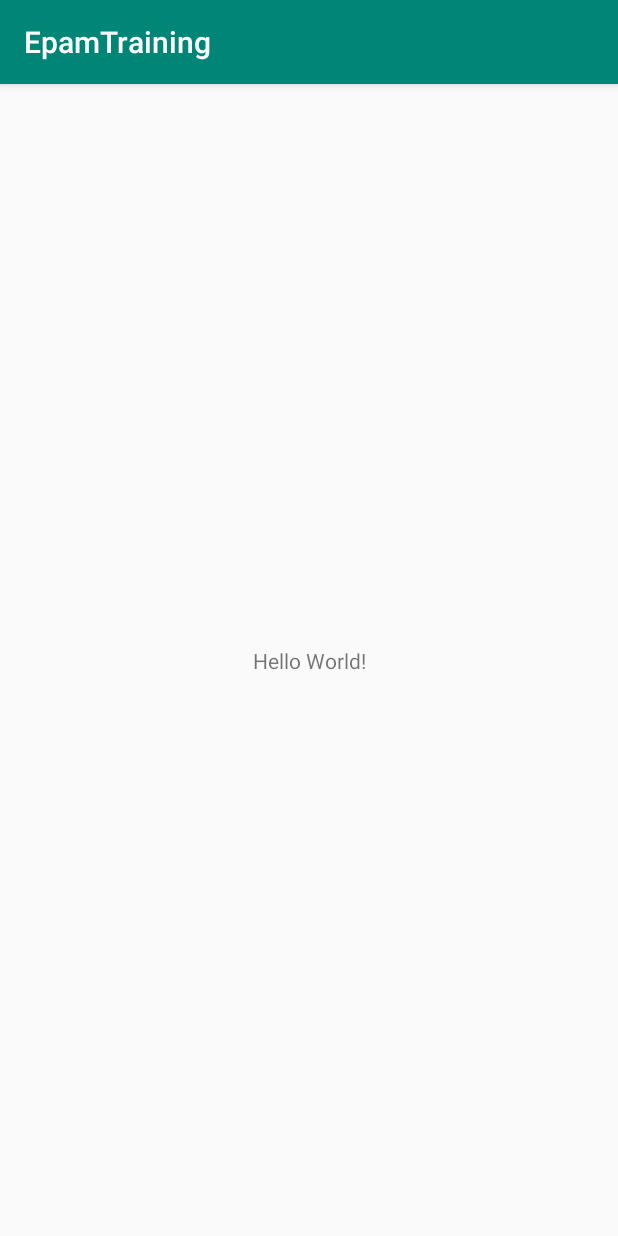
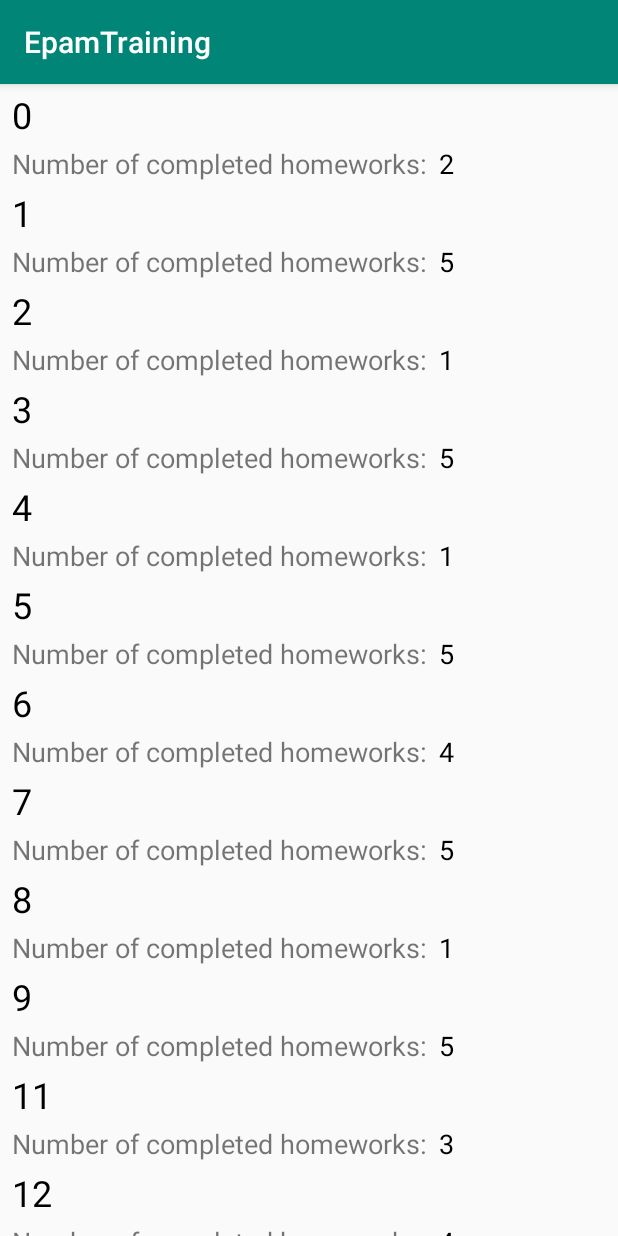
Before and after one commit to MaximSemashko/EpamTraining, an Android app: the screen it shows after launch (MainActivity before the commit, StudentsActivity after it), on a phone screen of 412 x 824 dp. Run offline under Robolectric (Android 15) with nearby library versions, the phone set to English and light mode, and no system bars.

Commit message:
repeated Artem's lesson(added recycler view, compound view etc)

```diff
--- a/app/build.gradle
+++ b/app/build.gradle
@@ -25,4 +25,5 @@ dependencies {
     testImplementation 'junit:junit:4.12'
     androidTestImplementation 'com.android.support.test:runner:1.0.2'
     androidTestImplementation 'com.android.support.test.espresso:espresso-core:3.0.2'
+    implementation 'com.android.support:recyclerview-v7:28.0.0'
 }
--- a/app/src/main/AndroidManifest.xml
+++ b/app/src/main/AndroidManifest.xml
@@ -9,13 +9,15 @@
         android:roundIcon="@mipmap/ic_launcher_round"
         android:supportsRtl="true"
         android:theme="@style/AppTheme">
-        <activity android:name=".MainActivity">
+        <activity android:name=".StudentsActivity">
             <intent-filter>
                 <action android:name="android.intent.action.MAIN" />
 
                 <category android:name="android.intent.category.LAUNCHER" />
             </intent-filter>
         </activity>
+        <activity android:name=".MainActivity">
+        </activity>
     </application>
 
 </manifest>
--- /dev/null
+++ b/app/src/main/java/com/example/epamtraining/StudentItemView.java
@@ -0,0 +1,75 @@
+package com.example.epamtraining;
+
+import android.content.Context;
+import android.content.res.Resources;
+import android.content.res.TypedArray;
+import android.support.annotation.NonNull;
+import android.support.annotation.UiThread;
+import android.util.AttributeSet;
+import android.widget.TextView;
+
+import com.example.epamtraining.base.CompoundRelativeLayout;
+import com.example.epamtraining.entities.Student;
+
+public class StudentItemView extends CompoundRelativeLayout {
+
+    private TextView nameView;
+    private TextView homeworkView;
+
+    private String attributeName;
+    private String attributeHomework;
+
+    public StudentItemView(Context context) {
+        super(context);
+    }
+
+    public StudentItemView(Context context, AttributeSet attrs) {
+        super(context, attrs);
+
+        parseAttributes(context,attrs);
+    }
+
+    private void parseAttributes(Context context, AttributeSet attrs) {
+        final Resources.Theme theme = context.getTheme();
+        final TypedArray styledAttributes = theme.obtainStyledAttributes(attrs, R.styleable.StudentItemView, 0, 0);
+
+        try {
+            attributeName = styledAttributes.getString(R.styleable.StudentItemView_name);
+            attributeHomework = styledAttributes.getString(R.styleable.StudentItemView_homework_counter);
+
+            nameView.setText(attributeName);
+            homeworkView.setText(attributeHomework);
+        } finally {
+            styledAttributes.recycle();
+        }
+    }
+
+    public StudentItemView(Context context, AttributeSet attrs, int defAttrs) {
+        super(context, attrs, defAttrs);
+
+        parseAttributes(context,attrs);
+    }
+
+    @Override
+    public void onViewInflated(@NonNull Context context) {
+        nameView = findViewById(R.id.student_name_view);
+        homeworkView = findViewById(R.id.student_homeworks_counter_view);
+    }
+
+    @Override
+    public int getLayoutResId() {
+        return R.layout.student_item_compound_view;
+    }
+
+    @UiThread
+    public StudentItemView setName(final String name) {
+        nameView.setText(name);
+        return this;
+    }
+
+    @UiThread
+    public StudentItemView setHwCounter(final String hwCounter) {
+        homeworkView.setText(hwCounter);
+        return this;
+    }
+}
--- /dev/null
+++ b/app/src/main/java/com/example/epamtraining/StudentsActivity.java
@@ -0,0 +1,85 @@
+package com.example.epamtraining;
+
+import android.os.Bundle;
+import android.support.annotation.Nullable;
+import android.support.v7.app.AppCompatActivity;
+import android.support.v7.widget.LinearLayoutManager;
+import android.support.v7.widget.RecyclerView;
+
+import com.example.epamtraining.entities.Student;
+import com.example.epamtraining.backend.IWebService;
+import com.example.epamtraining.backend.StudentsWebService;
+import com.example.epamtraining.util.ICallback;
+
+import java.util.List;
+
+
+public class StudentsActivity extends AppCompatActivity {
+
+    public static final int PAGE_SIZE = 10;
+    public static final int MAX_VISIBLE_ITEMS = 100;
+
+    private boolean isLoading = false;
+    private StudentsAdapter adapter;
+    private LinearLayoutManager layoutManager;
+    private final IWebService<Student> webService = new StudentsWebService();
+
+    @Override
+    protected void onCreate(@Nullable Bundle savedInstanceState) {
+        super.onCreate(savedInstanceState);
+
+        setContentView(R.layout.activity_students);
+
+        final RecyclerView recyclerView = findViewById(R.id.students_list);
+
+        layoutManager = new LinearLayoutManager(this, LinearLayoutManager.VERTICAL, false);
+        recyclerView.setLayoutManager(layoutManager);
+        adapter = new StudentsAdapter(this);
+        recyclerView.setAdapter(adapter);
+        recyclerView.addOnScrollListener(new RecyclerView.OnScrollListener() {
+
+            @Override
+            public void onScrollStateChanged(RecyclerView recyclerView, int newState) {
+                super.onScrollStateChanged(recyclerView, newState);
+            }
+
+            @Override
+            public void onScrolled(RecyclerView recyclerView, int dx, int dy) {
+                super.onScrolled(recyclerView, dx, dy);
+                int totalItemCount = layoutManager.getItemCount();
+
+                if (totalItemCount > MAX_VISIBLE_ITEMS) {
+                    adapter.setShowLastViewAsLoading(false);
+
+                    return;
+                }
+
+                int visibleItemCount = layoutManager.getChildCount();
+                int firstVisibleItemPosition = layoutManager.findFirstVisibleItemPosition();
+
+                if (!isLoading) {
+                    if ((visibleItemCount + firstVisibleItemPosition) >= totalItemCount
+                            && firstVisibleItemPosition >= 0
+                            && totalItemCount >= PAGE_SIZE) {
+                        loadMoreItems(totalItemCount, totalItemCount + PAGE_SIZE);
+                    }
+                }
+            }
+        });
+
+        loadMoreItems(0, PAGE_SIZE);
+    }
+
+    private void loadMoreItems(final int startPosition, final int endPosition) {
+        isLoading = true;
+        adapter.setShowLastViewAsLoading(true);
+        webService.getEntities(startPosition, endPosition, new ICallback<List<Student>>() {
+
+            @Override
+            public void onResult(List<Student> pResult) {
+                adapter.addItems(pResult);
+                isLoading = false;
+            }
+        });
+    }
+}
--- /dev/null
+++ b/app/src/main/java/com/example/epamtraining/StudentsAdapter.java
@@ -0,0 +1,90 @@
+package com.example.epamtraining;
+
+import android.content.Context;
+import android.support.annotation.IntDef;
+import android.support.annotation.NonNull;
+import android.support.v7.widget.RecyclerView;
+import android.view.LayoutInflater;
+import android.view.ViewGroup;
+
+import com.example.epamtraining.entities.Student;
+import com.example.epamtraining.base.BaseViewHolder;
+
+import java.lang.annotation.Retention;
+import java.lang.annotation.RetentionPolicy;
+import java.util.ArrayList;
+import java.util.List;
+
+public class StudentsAdapter extends RecyclerView.Adapter<RecyclerView.ViewHolder> {
+
+    private boolean isShowLastViewAsLoading = false;
+
+    private final LayoutInflater inflater;
+    private final List<Student> students = new ArrayList<>();
+
+    public StudentsAdapter(final Context context) {
+        inflater = (LayoutInflater) context.getSystemService(Context.LAYOUT_INFLATER_SERVICE);
+    }
+
+    @NonNull
+    @Override
+    public RecyclerView.ViewHolder onCreateViewHolder(@NonNull final ViewGroup parent,
+                                                      @ViewType final int viewType) {
+        if (viewType == ViewType.STUDENT) {
+            return new BaseViewHolder<>(new StudentItemView(parent.getContext()));
+        } else {
+            return new BaseViewHolder<>(inflater.inflate(R.layout.layout_progress, parent, false));
+        }
+    }
+
+    @Override
+    public void onBindViewHolder(@NonNull final RecyclerView.ViewHolder viewHolder, final int position) {
+        if (getItemViewType(position) == ViewType.STUDENT) {
+            final Student student = students.get(position);
+
+            ((StudentItemView) viewHolder.itemView)
+                    .setName(student.getName())
+                    .setHwCounter(String.valueOf(student.getHwCounter()));
+        }
+    }
+
+    @ViewType
+    @Override
+    public int getItemViewType(final int position) {
+        if (position < students.size()) {
+            return ViewType.STUDENT;
+        } else {
+            return ViewType.LOADING;
+        }
+    }
+
+
+    @Override
+    public int getItemCount() {
+        if (isShowLastViewAsLoading) {
+            return students.size() + 1;
+        } else {
+            return students.size();
+        }
+    }
+
+    public void setShowLastViewAsLoading(final boolean isShow) {
+        if (isShow != isShowLastViewAsLoading) {
+            isShowLastViewAsLoading = isShow;
+            notifyDataSetChanged();
+        }
+    }
+
+    public void addItems(final List<Student> result) {
+        students.addAll(result);
+        notifyDataSetChanged();
+    }
+
+    @IntDef({ViewType.STUDENT, ViewType.LOADING})
+    @Retention(RetentionPolicy.SOURCE)
+    @interface ViewType {
+
+        int STUDENT = 0;
+        int LOADING = 1;
+    }
+}
--- /dev/null
+++ b/app/src/main/java/com/example/epamtraining/backend/IWebService.java
@@ -0,0 +1,17 @@
+package com.example.epamtraining.backend;
+
+import com.example.epamtraining.util.ICallback;
+
+import java.util.List;
+import java.util.UUID;
+
+public interface IWebService<T> {
+
+    void getEntities(final ICallback<List<T>> callback);
+
+    void getEntities(final int startRange,
+                     final int endRange,
+                     final ICallback<List<T>> callback);
+
+    void removeEntity(final UUID id);
+}
--- /dev/null
+++ b/app/src/main/java/com/example/epamtraining/backend/StudentsWebService.java
@@ -0,0 +1,50 @@
+package com.example.epamtraining.backend;
+
+import android.os.Handler;
+import android.os.Looper;
+
+import com.example.epamtraining.entities.Student;
+import com.example.epamtraining.util.ICallback;
+
+import java.util.ArrayList;
+import java.util.List;
+import java.util.Random;
+import java.util.UUID;
+
+public class StudentsWebService implements IWebService<Student> {
+
+    private List<Student> students = new ArrayList<>();
+    private Random random = new Random();
+    private Handler handler = new Handler(Looper.getMainLooper());
+
+    {
+        for (int i = 0; i < 1000; i++) {
+            Student student = new Student();
+            student.setHwCounter(1 + random.nextInt(5));
+            student.setName(String.valueOf(i));
+            students.add(student);
+        }
+    }
+
+    @Override
+    public void getEntities(ICallback<List<Student>> callback) {
+    }
+
+    @Override
+    public void getEntities(final int startRange,
+                            final int endRange,
+                            final ICallback<List<Student>> callback) {
+        handler.postDelayed(new Runnable() {
+
+            @Override
+            public void run() {
+                callback.onResult(students.subList(startRange, endRange));
+            }
+        }, 1000);
+    }
+
+    @Override
+    public void removeEntity(UUID id) {
+
+    }
+}
--- /dev/null
+++ b/app/src/main/java/com/example/epamtraining/base/BaseViewHolder.java
@@ -0,0 +1,16 @@
+package com.example.epamtraining.base;
+
+import android.support.annotation.NonNull;
+import android.support.v7.widget.RecyclerView;
+import android.view.View;
+
+public class BaseViewHolder<T extends View> extends RecyclerView.ViewHolder {
+
+    public BaseViewHolder(@NonNull final T studentItemView) {
+        super(studentItemView);
+    }
+
+    public T getView() {
+        return (T) itemView;
+    }
+}
--- /dev/null
+++ b/app/src/main/java/com/example/epamtraining/base/CompoundRelativeLayout.java
@@ -0,0 +1,33 @@
+package com.example.epamtraining.base;
+
+import android.content.Context;
+import android.util.AttributeSet;
+import android.view.InflateException;
+import android.view.View;
+import android.widget.RelativeLayout;
+
+abstract public class CompoundRelativeLayout extends RelativeLayout implements ICompoundView {
+
+    {
+        final Context context = getContext();
+
+        if (context == null) {
+            throw new InflateException("Context was null before inflation");
+        } else {
+            View.inflate(context, getLayoutResId(), this);
+            onViewInflated(context);
+        }
+    }
+
+    public CompoundRelativeLayout(final Context context) {
+        super(context);
+    }
+
+    public CompoundRelativeLayout(final Context context, final AttributeSet attrs) {
+        super(context, attrs);
+    }
+
+    public CompoundRelativeLayout(final Context context, final AttributeSet attrs, final int defAttrs) {
+        super(context, attrs, defAttrs);
+    }
+}
--- /dev/null
+++ b/app/src/main/java/com/example/epamtraining/base/ICompoundView.java
@@ -0,0 +1,13 @@
+package com.example.epamtraining.base;
+
+import android.content.Context;
+import android.support.annotation.LayoutRes;
+import android.support.annotation.NonNull;
+
+public interface ICompoundView {
+
+    void onViewInflated(@NonNull final Context context);
+
+    @LayoutRes
+    int getLayoutResId();
+}
--- /dev/null
+++ b/app/src/main/java/com/example/epamtraining/entities/Student.java
@@ -0,0 +1,33 @@
+package com.example.epamtraining.entities;
+
+import java.util.UUID;
+
+public class Student {
+    private UUID id;
+    private String name;
+    private int hwCounter;
+
+    public Student() {
+       id = UUID.randomUUID();
+    }
+
+    public UUID getId() {
+        return id;
+    }
+
+    public String getName() {
+        return name;
+    }
+
+    public void setName(String name) {
+        this.name = name;
+    }
+
+    public int getHwCounter() {
+        return hwCounter;
+    }
+
+    public void setHwCounter(int hwCounter) {
+        this.hwCounter = hwCounter;
+    }
+}
--- /dev/null
+++ b/app/src/main/java/com/example/epamtraining/util/ICallback.java
@@ -0,0 +1,6 @@
+package com.example.epamtraining.util;
+
+public interface ICallback<T> {
+
+    void onResult(final T result);
+}
--- /dev/null
+++ b/app/src/main/res/layout/activity_students.xml
@@ -0,0 +1,5 @@
+<?xml version="1.0" encoding="utf-8"?>
+<android.support.v7.widget.RecyclerView xmlns:android="http://schemas.android.com/apk/res/android"
+    android:id="@+id/students_list"
+    android:layout_width="match_parent"
+    android:layout_height="match_parent" />
--- /dev/null
+++ b/app/src/main/res/layout/layout_progress.xml
@@ -0,0 +1,11 @@
+<?xml version="1.0" encoding="utf-8"?>
+<FrameLayout xmlns:android="http://schemas.android.com/apk/res/android"
+    android:layout_width="match_parent"
+    android:layout_height="wrap_content"
+    android:padding="16dp">
+
+    <ProgressBar
+        android:layout_width="32dp"
+        android:layout_height="32dp"
+        android:layout_gravity="center" />
+</FrameLayout>
--- /dev/null
+++ b/app/src/main/res/layout/student_item_compound_view.xml
@@ -0,0 +1,41 @@
+<?xml version="1.0" encoding="utf-8"?>
+<merge xmlns:android="http://schemas.android.com/apk/res/android"
+    xmlns:tools="http://schemas.android.com/tools"
+    android:layout_width="match_parent"
+    android:layout_height="match_parent"
+    android:orientation="vertical"
+    tools:parentTag="android.widget.RelativeLayout">
+
+    <TextView
+        android:id="@+id/student_name_view"
+        android:layout_width="wrap_content"
+        android:layout_height="wrap_content"
+        android:layout_marginLeft="8dp"
+        android:layout_marginTop="4dp"
+        android:textColor="@color/colorBlack"
+        android:textSize="24sp"
+        tools:text="Name" />
+
+    <TextView
+        android:id="@+id/student_homeworks_view"
+        android:layout_width="wrap_content"
+        android:layout_height="wrap_content"
+        android:layout_below="@+id/student_name_view"
+        android:layout_marginLeft="8dp"
+        android:layout_marginTop="4dp"
+        android:text="@string/number_of_completed_homeworks"
+        android:textSize="18sp" />
+
+    <TextView
+        android:id="@+id/student_homeworks_counter_view"
+        android:layout_width="wrap_content"
+        android:layout_height="wrap_content"
+        android:layout_below="@+id/student_name_view"
+        android:layout_marginLeft="8dp"
+        android:layout_marginTop="4dp"
+        android:layout_toRightOf="@id/student_homeworks_view"
+        android:textColor="@color/colorBlack"
+        android:textSize="18sp"
+        tools:text="3" />
+
+</merge>
--- /dev/null
+++ b/app/src/main/res/values/attrs.xml
@@ -0,0 +1,7 @@
+<?xml version="1.0" encoding="utf-8"?>
+<resources>
+    <declare-styleable name="StudentItemView">
+        <attr name="name" format="string" />
+        <attr name="homework_counter" format="string" />
+    </declare-styleable>
+</resources>
--- a/app/src/main/res/values/colors.xml
+++ b/app/src/main/res/values/colors.xml
@@ -3,4 +3,5 @@
     <color name="colorPrimary">#008577</color>
     <color name="colorPrimaryDark">#00574B</color>
     <color name="colorAccent">#D81B60</color>
+    <color name="colorBlack">#000000</color>
 </resources>
--- a/app/src/main/res/values/strings.xml
+++ b/app/src/main/res/values/strings.xml
@@ -1,3 +1,4 @@
 <resources>
     <string name="app_name">EpamTraining</string>
+    <string name="number_of_completed_homeworks">Number of completed homeworks:</string>
 </resources>
```
